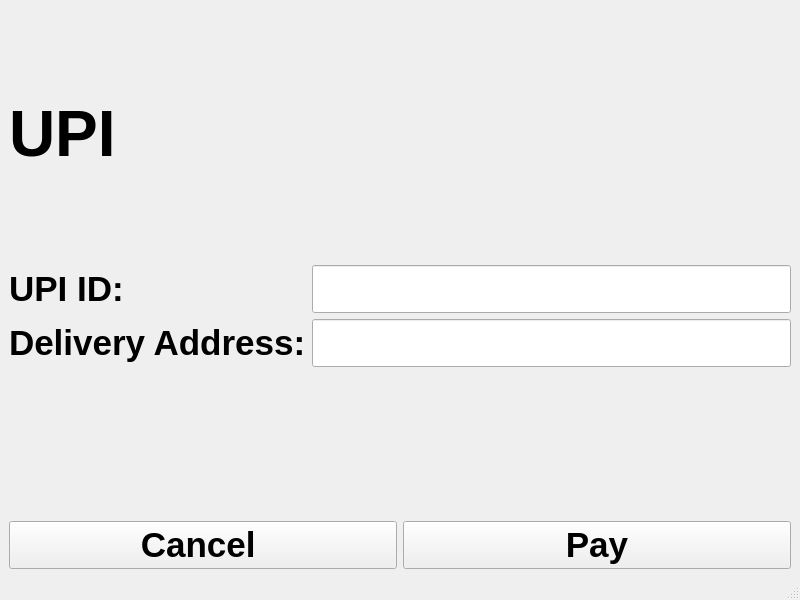
This is transaction_upi.ui in acmpesuecc/GrowPal as Qt 5 draws it before an edit. The edited form follows.
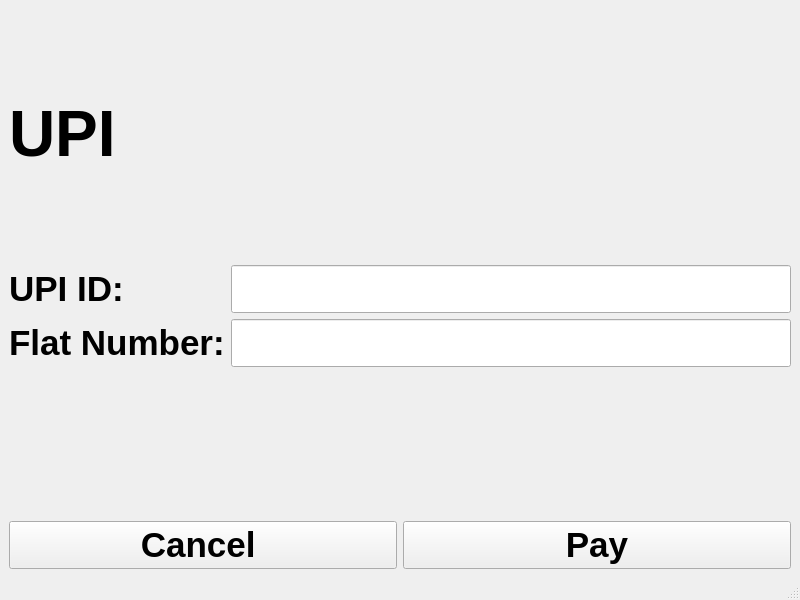
This is the edited form.

Patch:
```diff
--- a/transaction_upi.ui
+++ b/transaction_upi.ui
@@ -66,7 +66,7 @@
          </font>
         </property>
         <property name="text">
-         <string>Delivery Address:</string>
+         <string>Flat Number:</string>
         </property>
        </widget>
       </item>
```
